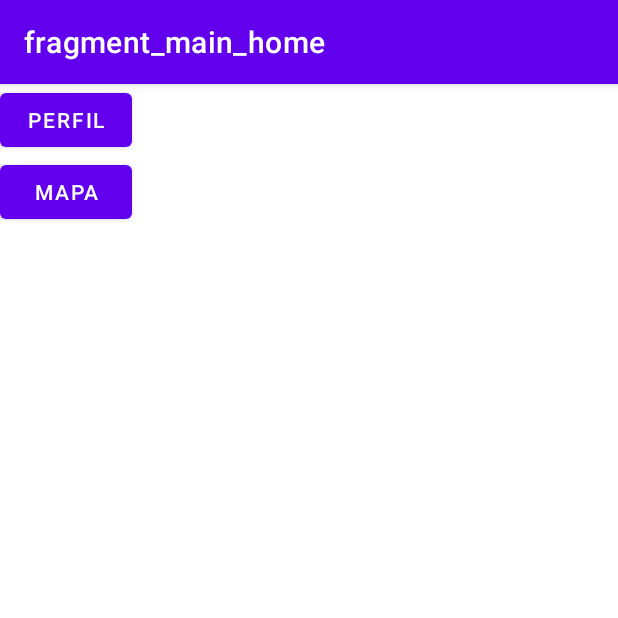
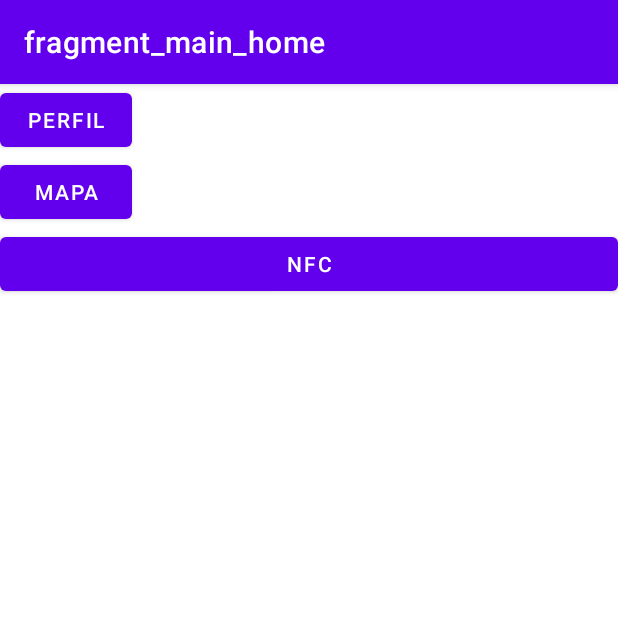
Before and after one commit to i82andel/wabyAPP, an Android app built with Jetpack Compose: the screen it shows after launch once a user with an empty profile is signed in (HomeActivity), on a phone screen of 412 x 824 dp, the top half of it. Run offline under Robolectric (Android 15) with nearby library versions, the phone set to English and light mode, and no system bars; our stand-ins replace Firebase (no records; nobody signed in at launch, a user with empty details on screens opened directly), navigation-ui.

Commit message:
comprobacion nfc

```diff
--- a/app/src/main/java/com/racoon/waby/ui/home/main/MainHomeFragment.kt
+++ b/app/src/main/java/com/racoon/waby/ui/home/main/MainHomeFragment.kt
@@ -17,9 +17,11 @@ import com.racoon.waby.ui.home.map.MapActivity
 import android.nfc.NdefMessage
 import android.nfc.NdefRecord
 import android.nfc.NfcAdapter
+import android.provider.Settings
 import android.nfc.Tag
 import android.nfc.tech.Ndef
 import android.nfc.tech.NfcF
+import androidx.appcompat.app.AlertDialog
 
 
 class MainHomeFragment : Fragment() {
@@ -58,6 +60,18 @@ class MainHomeFragment : Fragment() {
         binding.mapButton.setOnClickListener{
             startActivity(Intent(context, MapActivity::class.java))
         }
+
+        binding.nfcButton.setOnClickListener{
+            if (nfcAdapter == null){
+                Toast.makeText(context,R.string.not_nfc_supported,Toast.LENGTH_SHORT).show()
+            }else if (!nfcAdapter!!.isEnabled){
+                Toast.makeText(context,R.string.nfc_disabled,Toast.LENGTH_SHORT).show()
+                startActivity(Intent(Settings.ACTION_NFC_SETTINGS))
+            }
+            else{
+                Toast.makeText(context,R.string.success_nfc,Toast.LENGTH_SHORT).show()
+            }
+        }
     }
 
     private fun gotoMyProfile() {
@@ -72,13 +86,5 @@ class MainHomeFragment : Fragment() {
         )
 
         val ndef = IntentFilter(NfcAdapter.ACTION_NDEF_DISCOVERED)
-
-        if (nfcAdapter == null){
-            Toast.makeText(context,R.string.login_success,Toast.LENGTH_SHORT).show()
-        }
-
-
-
-
     }
 }
--- a/app/src/main/res/layout/fragment_main_home.xml
+++ b/app/src/main/res/layout/fragment_main_home.xml
@@ -23,6 +23,12 @@
             android:layout_width="wrap_content"
             android:layout_height="wrap_content"
             android:text="Mapa" />
+
+        <Button
+            android:id="@+id/nfcButton"
+            android:layout_width="match_parent"
+            android:layout_height="wrap_content"
+            android:text="NFC" />
     </LinearLayout>
 
 </FrameLayout>
```
